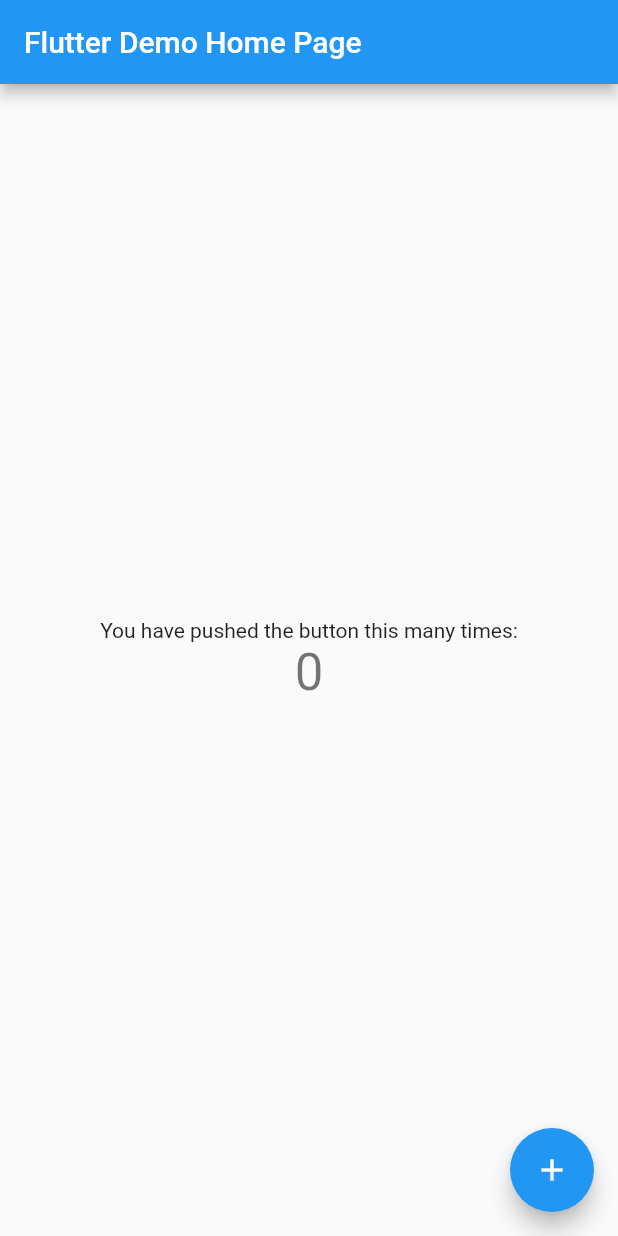
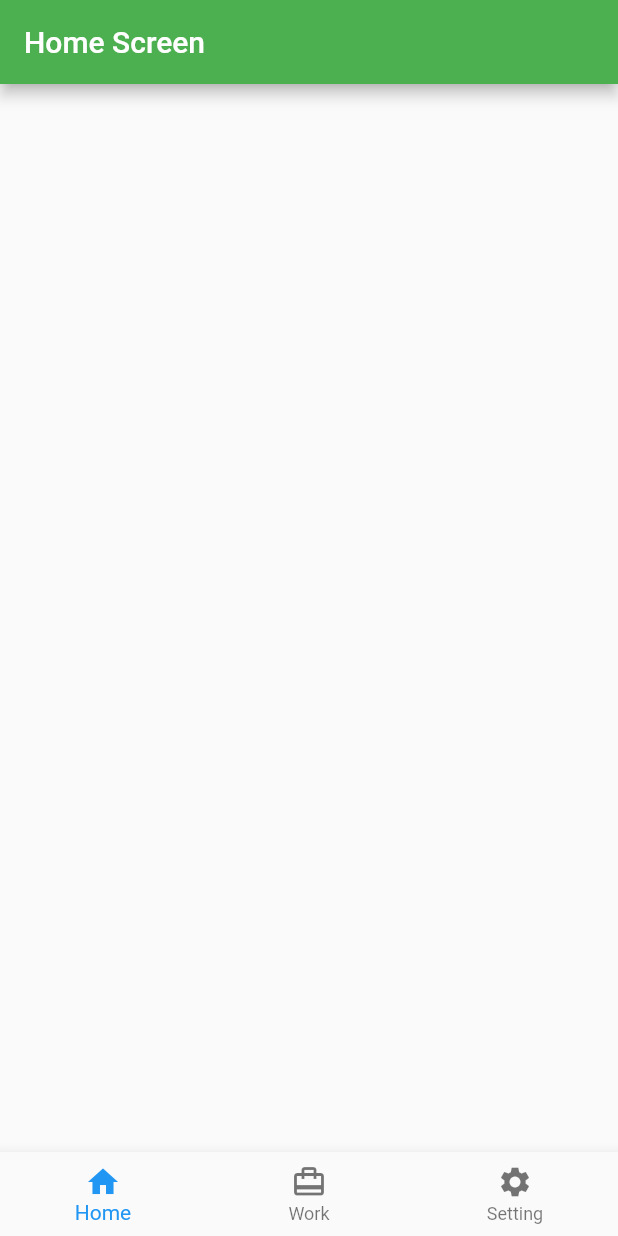
Before and after one commit to boonchu9x/flutter_bottom_navigation, a Flutter app: the screen it shows after launch, on a phone screen of 412 x 824 dp. Run offline on Flutter 3.47's test engine with Material 2 defaults, Android fonts, the phone set to English and light mode, and no system bars.

Commit message:
Done project

```diff
--- a/lib/main.dart
+++ b/lib/main.dart
@@ -1,117 +1,84 @@
 import 'package:flutter/material.dart';
+import 'package:flutter/services.dart';
+import 'package:flutter_bottom_navigation/page/home_page.dart';
+import 'package:flutter_bottom_navigation/page/setting_page.dart';
+import 'package:flutter_bottom_navigation/page/work_page.dart';
+import 'package:flutter_bottom_navigation/util/const.dart';
 
-void main() {
-  runApp(MyApp());
+void main() => runApp(MaterialApp(
+      debugShowCheckedModeBanner: false,
+      home: BottomNavigation(),
+      theme: ThemeData(
+        primaryColor: colorTheme,
+        fontFamily: 'Roboto',
+      ),
+    ));
+
+class BottomNavigation extends StatefulWidget {
+  const BottomNavigation({
+    Key key,
+  }) : super(key: key);
+
+  @override
+  _BottomNavigationState createState() => _BottomNavigationState();
 }
 
-class MyApp extends StatelessWidget {
-  // This widget is the root of your application.
-  @override
-  Widget build(BuildContext context) {
-    return MaterialApp(
-      title: 'Flutter Demo',
-      theme: ThemeData(
-        // This is the theme of your application.
-        //
-        // Try running your application with "flutter run". You'll see the
-        // application has a blue toolbar. Then, without quitting the app, try
-        // changing the primarySwatch below to Colors.green and then invoke
-        // "hot reload" (press "r" in the console where you ran "flutter run",
-        // or simply save your changes to "hot reload" in a Flutter IDE).
-        // Notice that the counter didn't reset back to zero; the application
-        // is not restarted.
-        primarySwatch: Colors.blue,
-        // This makes the visual density adapt to the platform that you run
-        // the app on. For desktop platforms, the controls will be smaller and
-        // closer together (more dense) than on mobile platforms.
-        visualDensity: VisualDensity.adaptivePlatformDensity,
-      ),
-      home: MyHomePage(title: 'Flutter Demo Home Page'),
-    );
-  }
-}
+class _BottomNavigationState extends State<BottomNavigation> {
+  //index
+  int _indexSelected = 0;
 
-class MyHomePage extends StatefulWidget {
-  MyHomePage({Key key, this.title}) : super(key: key);
-
-  // This widget is the home page of your application. It is stateful, meaning
-  // that it has a State object (defined below) that contains fields that affect
-  // how it looks.
-
-  // This class is the configuration for the state. It holds the values (in this
-  // case the title) provided by the parent (in this case the App widget) and
-  // used by the build method of the State. Fields in a Widget subclass are
-  // always marked "final".
-
-  final String title;
-
-  @override
-  _MyHomePageState createState() => _MyHomePageState();
-}
-
-class _MyHomePageState extends State<MyHomePage> {
-  int _counter = 0;
-
-  void _incrementCounter() {
-    setState(() {
-      // This call to setState tells the Flutter framework that something has
-      // changed in this State, which causes it to rerun the build method below
-      // so that the display can reflect the updated values. If we changed
-      // _counter without calling setState(), then the build method would not be
-      // called again, and so nothing would appear to happen.
-      _counter++;
-    });
-  }
+  //list page fragment
+  final List<Widget> _children = [
+    HomeScreen(),
+    WorkScreen(),
+    SettingScreen(),
+  ];
 
   @override
   Widget build(BuildContext context) {
-    // This method is rerun every time setState is called, for instance as done
-    // by the _incrementCounter method above.
-    //
-    // The Flutter framework has been optimized to make rerunning build methods
-    // fast, so that you can just rebuild anything that needs updating rather
-    // than having to individually change instances of widgets.
+    //change color status bar
+    SystemChrome.setSystemUIOverlayStyle(SystemUiOverlayStyle(
+      //change status bar color
+      statusBarColor: colorTheme,
+      //theme dark or light
+      //statusBarBrightness: Brightness.light,
+    ));
     return Scaffold(
-      appBar: AppBar(
-        // Here we take the value from the MyHomePage object that was created by
-        // the App.build method, and use it to set our appbar title.
-        title: Text(widget.title),
+      //load boby follow index selected
+      body: _children[_indexSelected],
+
+      //bottom navigation
+      bottomNavigationBar: BottomNavigationBar(
+        items: [
+          BottomNavigationBarItem(
+            icon: Icon(Icons.home),
+            title: Text(
+              'Home',
+            ),
+          ),
+          BottomNavigationBarItem(
+            icon: Icon(Icons.wallet_travel),
+            title: Text(
+              'Work',
+            ),
+          ),
+          BottomNavigationBarItem(
+            icon: Icon(Icons.settings),
+            title: Text(
+              'Setting',
+            ),
+          ),
+        ],
+        currentIndex: _indexSelected,
+        onTap: onTapItem,
       ),
-      body: Center(
-        // Center is a layout widget. It takes a single child and positions it
-        // in the middle of the parent.
-        child: Column(
-          // Column is also a layout widget. It takes a list of children and
-          // arranges them vertically. By default, it sizes itself to fit its
-          // children horizontally, and tries to be as tall as its parent.
-          //
-          // Invoke "debug painting" (press "p" in the console, choose the
-          // "Toggle Debug Paint" action from the Flutter Inspector in Android
-          // Studio, or the "Toggle Debug Paint" command in Visual Studio Code)
-          // to see the wireframe for each widget.
-          //
-          // Column has various properties to control how it sizes itself and
-          // how it positions its children. Here we use mainAxisAlignment to
-          // center the children vertically; the main axis here is the vertical
-          // axis because Columns are vertical (the cross axis would be
-          // horizontal).
-          mainAxisAlignment: MainAxisAlignment.center,
-          children: <Widget>[
-            Text(
-              'You have pushed the button this many times:',
-            ),
-            Text(
-              '$_counter',
-              style: Theme.of(context).textTheme.headline4,
-            ),
-          ],
-        ),
-      ),
-      floatingActionButton: FloatingActionButton(
-        onPressed: _incrementCounter,
-        tooltip: 'Increment',
-        child: Icon(Icons.add),
-      ), // This trailing comma makes auto-formatting nicer for build methods.
     );
   }
+
+  //func tap change select
+  void onTapItem(int index) {
+    setState(() {
+      _indexSelected = index;
+    });
+  }
 }
--- /dev/null
+++ b/lib/page/home_page.dart
@@ -0,0 +1,19 @@
+import 'package:flutter/material.dart';
+import 'package:flutter_bottom_navigation/util/const.dart';
+
+class HomeScreen extends StatefulWidget {
+  @override
+  _HomeScreenState createState() => _HomeScreenState();
+}
+
+class _HomeScreenState extends State<HomeScreen> {
+  @override
+  Widget build(BuildContext context) {
+    return Scaffold(
+      appBar: AppBar(
+        title: Text('Home Screen'),
+        backgroundColor: colorTheme,
+      ),
+    );
+  }
+}
--- /dev/null
+++ b/lib/util/const.dart
@@ -0,0 +1,3 @@
+import 'package:flutter/material.dart';
+
+const colorTheme = Colors.green;
```
Also changed, not shown: lib/page/setting_page.dart (added, +19 -0 lines), lib/page/work_page.dart (added, +19 -0 lines), assets/images/Screenshot_8.png (added), 3 other files.
